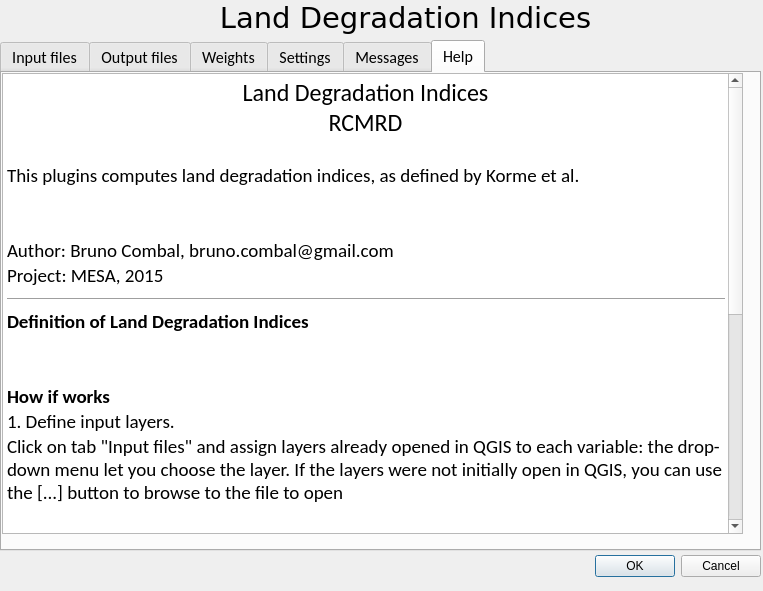
BrunoCombal/qgis_plugins, file RCMRD_LandDegr/land_degr_dialog_base.ui: the form before one commit.
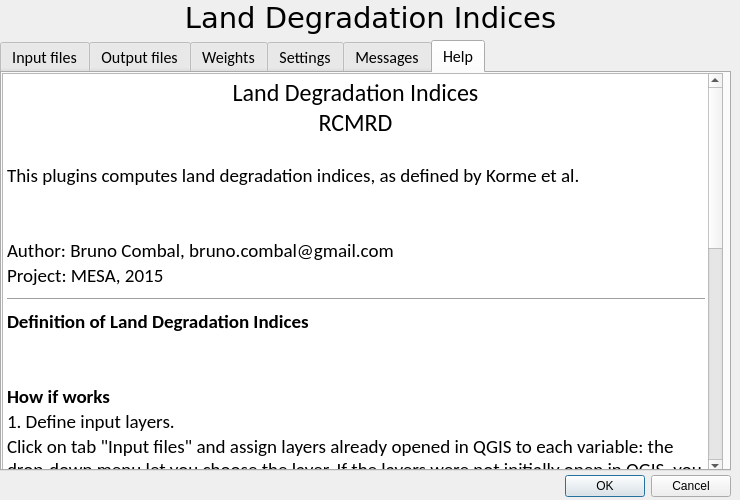
The form after the commit. The open tabs and pages were chosen to show the change.

```diff
--- a/RCMRD_LandDegr/land_degr_dialog_base.ui
+++ b/RCMRD_LandDegr/land_degr_dialog_base.ui
@@ -6,8 +6,8 @@
    <rect>
     <x>0</x>
     <y>0</y>
-    <width>763</width>
-    <height>591</height>
+    <width>740</width>
+    <height>500</height>
    </rect>
   </property>
   <property name="windowTitle">
@@ -16,8 +16,8 @@
   <widget class="QDialogButtonBox" name="button_box">
    <property name="geometry">
     <rect>
-     <x>420</x>
-     <y>550</y>
+     <x>390</x>
+     <y>470</y>
      <width>341</width>
      <height>32</height>
     </rect>
@@ -34,8 +34,8 @@
     <rect>
      <x>0</x>
      <y>40</y>
-     <width>761</width>
-     <height>511</height>
+     <width>731</width>
+     <height>431</height>
     </rect>
    </property>
    <property name="font">
@@ -795,8 +795,8 @@
       <rect>
        <x>0</x>
        <y>0</y>
-       <width>741</width>
-       <height>461</height>
+       <width>721</width>
+       <height>401</height>
       </rect>
      </property>
      <property name="font">
@@ -844,9 +844,9 @@
   <widget class="QLabel" name="Title">
    <property name="geometry">
     <rect>
-     <x>220</x>
+     <x>0</x>
      <y>0</y>
-     <width>371</width>
+     <width>741</width>
      <height>35</height>
     </rect>
    </property>
```
Left out of the diff: 6 changed lines with no effect on the pictures.
